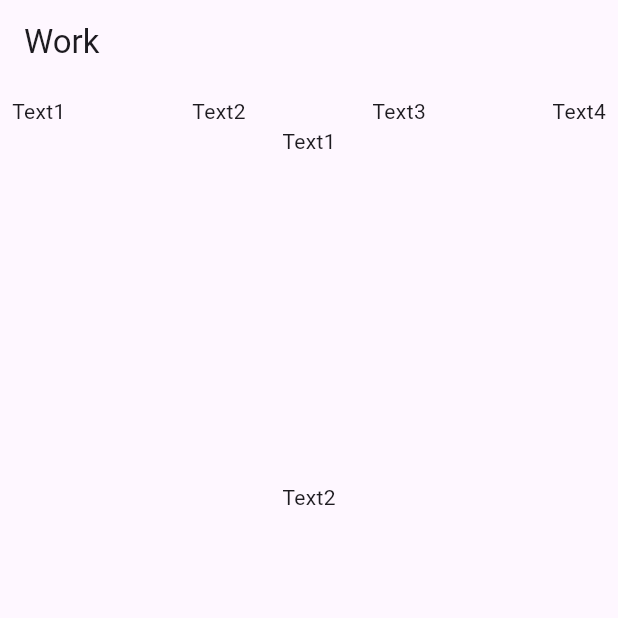
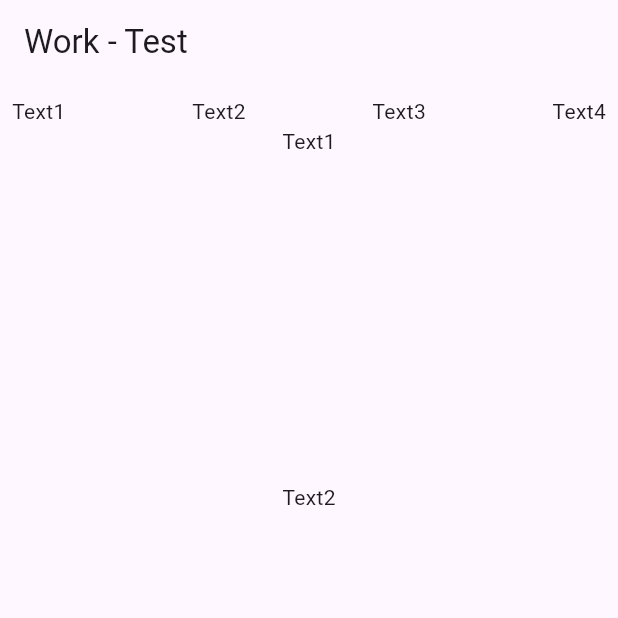
Before and after one commit to cussip/grep, a Flutter app: the screen it shows after launch, on a phone screen of 412 x 824 dp, the top half of it. Run offline on Flutter 3.47's test engine with Material 3 defaults, Android fonts, the phone set to English and light mode, and no system bars.

Commit message:
[SUHAN] git setting check 02

```diff
--- a/lib/screen/TodoScn.dart
+++ b/lib/screen/TodoScn.dart
@@ -7,7 +7,7 @@ class TodoScn extends StatelessWidget {
   Widget build(BuildContext context) {
     return Scaffold(
       appBar: AppBar(
-        title: Text('Work'),
+        title: Text('Work - Test'),
       ) ,
       body: Padding(
         padding: EdgeInsets.all(8.0),
```
